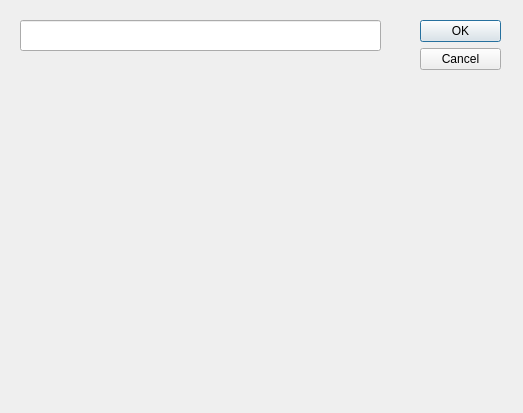
Old version of the form searchdialog.ui in the repository lvyilin/SmartFilesManager.
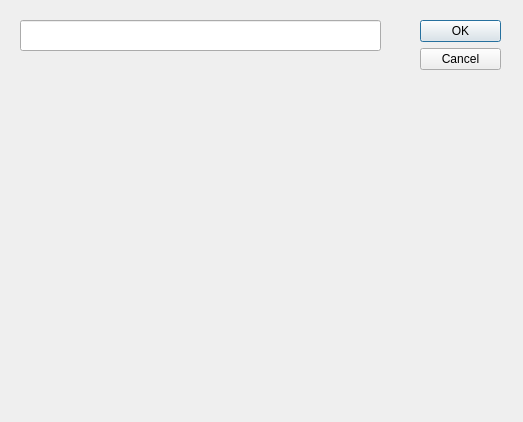
New version of the form.

Patch:
```diff
--- a/searchdialog.ui
+++ b/searchdialog.ui
@@ -7,7 +7,7 @@
     <x>0</x>
     <y>0</y>
     <width>523</width>
-    <height>413</height>
+    <height>422</height>
    </rect>
   </property>
   <property name="windowTitle">
@@ -19,7 +19,7 @@
      <x>420</x>
      <y>20</y>
      <width>81</width>
-     <height>241</height>
+     <height>61</height>
     </rect>
    </property>
    <property name="orientation">
```
